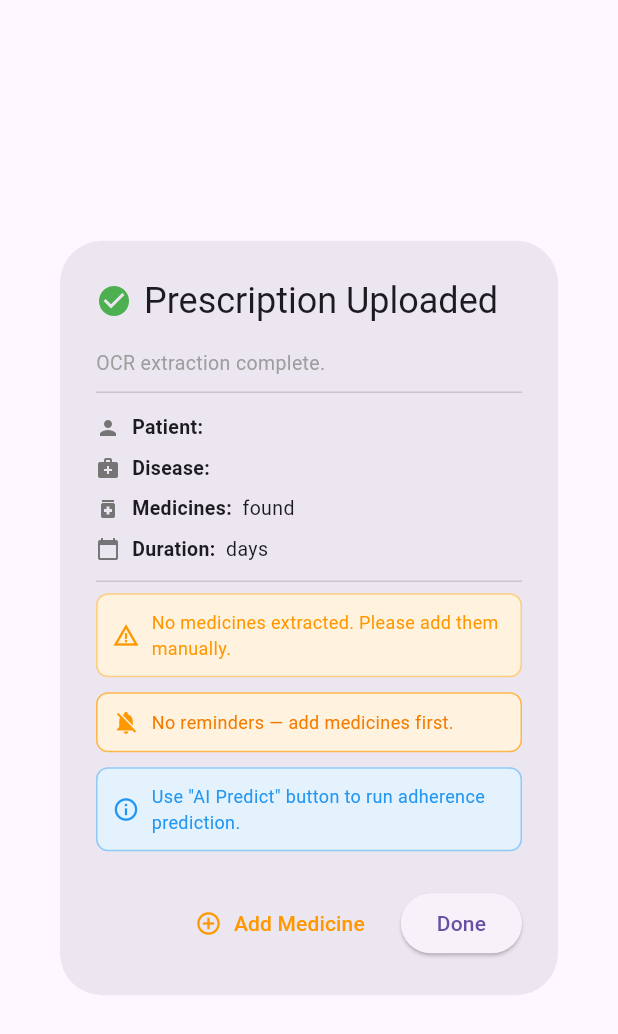
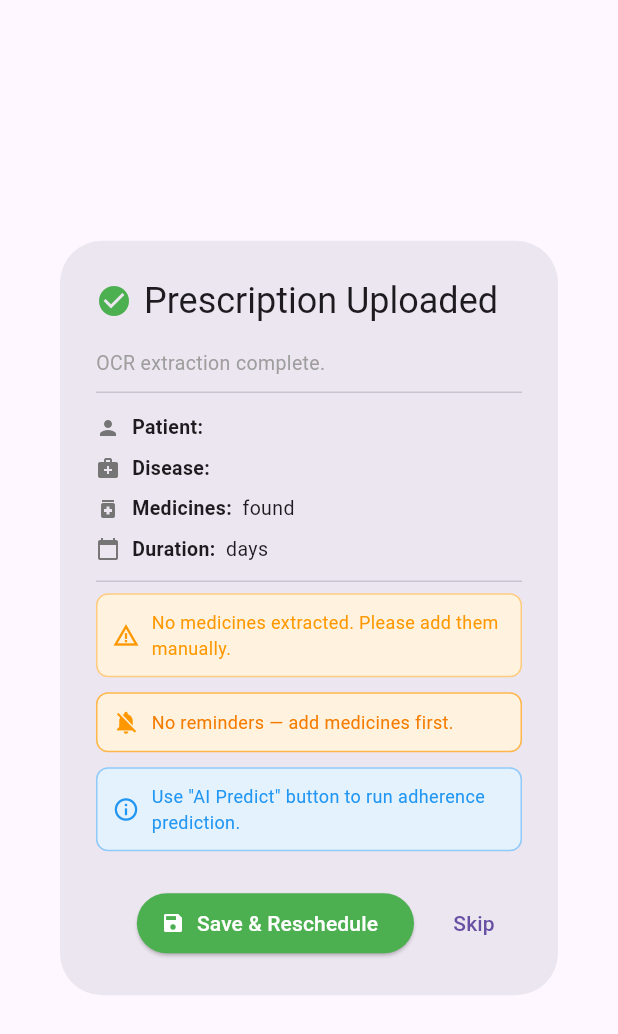
Before and after one commit to mohammedsameer777/medication_adherence_app, a Flutter app: the _UploadSuccessDialog widget shown alone on an empty page, opened directly with empty values, on a phone screen of 412 x 824 dp. Shown: the top 1034 px of the screen. Run offline on Flutter 3.47's test engine with Material 3 defaults, Android fonts, the phone set to English and light mode, and no system bars; our stand-ins replace image_picker, shared_preferences; accounts and stored records are empty.

Commit message:
fix: timing and scheduling bug

```diff
--- a/medication_app/lib/screens/doctor/doctor_dashboard.dart
+++ b/medication_app/lib/screens/doctor/doctor_dashboard.dart
@@ -972,7 +972,8 @@ class _UploadSuccessDialog extends StatefulWidget {
 class _UploadSuccessDialogState extends State<_UploadSuccessDialog> {
   // Editable medicine list — doctor can fix timing before finalising
   late List<Map<String, dynamic>> _editableMedicines;
-  bool _editMode = false;
+  // Always start in edit mode so doctor sees timing chips right after OCR
+  bool _editMode = true;
 
   static const timingOptions = [
     {'label': '🌅 Morning',       'sub': '8:00 AM',      'value': 'Morning'},
@@ -1019,10 +1020,10 @@ class _UploadSuccessDialogState extends State<_UploadSuccessDialog> {
     );
 
     try {
-      // Delete old reminders and reschedule with updated medicines
-      // We use add-medicines endpoint to reschedule
+      // REPLACE all medicines (delete old ones + create new ones with correct timing)
+      // updateMedicinesForPrescription deletes existing medicines first, then creates new ones
       final result = await widget.apiService
-          .addMedicinesToPrescription(widget.prescriptionId, medicines);
+          .updateMedicinesForPrescription(widget.prescriptionId, medicines);
 
       if (!mounted) return;
       Navigator.pop(context); // close loader
@@ -1053,17 +1054,22 @@ class _UploadSuccessDialogState extends State<_UploadSuccessDialog> {
         const Text('Prescription Uploaded'),
         const Spacer(),
         if (medicines.isNotEmpty)
-          TextButton.icon(
-            icon: Icon(_editMode ? Icons.close : Icons.edit,
-                size: 16,
-                color: _editMode ? Colors.red : Colors.blue),
-            label: Text(
-              _editMode ? 'Cancel' : 'Edit',
-              style: TextStyle(
-                  color: _editMode ? Colors.red : Colors.blue,
-                  fontSize: 12),
-            ),
-            onPressed: () => setState(() => _editMode = !_editMode),
+          Container(
+            padding: const EdgeInsets.symmetric(horizontal: 8, vertical: 4),
+            decoration: BoxDecoration(
+              color: Colors.blue.shade50,
+              borderRadius: BorderRadius.circular(8),
+              border: Border.all(color: Colors.blue.shade200),
+            ),
+            child: Row(mainAxisSize: MainAxisSize.min, children: [
+              Icon(Icons.edit, size: 13, color: Colors.blue.shade700),
+              const SizedBox(width: 4),
+              Text('Edit Timing',
+                  style: TextStyle(
+                      fontSize: 11,
+                      color: Colors.blue.shade700,
+                      fontWeight: FontWeight.w600)),
+            ]),
           ),
       ]),
       content: SingleChildScrollView(
@@ -1093,59 +1099,12 @@ class _UploadSuccessDialogState extends State<_UploadSuccessDialog> {
                     style: TextStyle(
                         fontWeight: FontWeight.bold, fontSize: 13)),
                 const Spacer(),
-                if (_editMode)
-                  const Text('⚠️ Edit & fix timing',
-                      style:
-                          TextStyle(fontSize: 11, color: Colors.orange)),
+                const Text('⚠️ Review & fix timing',
+                    style: TextStyle(fontSize: 11, color: Colors.orange)),
               ]),
               const SizedBox(height: 6),
 
-              if (!_editMode)
-                // ── Read-only view ────────────────────────────────────────
-                Container(
-                  width: double.infinity,
-                  padding: const EdgeInsets.all(10),
-                  decoration: BoxDecoration(
-                    color: Colors.green.shade50,
-                    borderRadius: BorderRadius.circular(8),
-                    border: Border.all(color: Colors.green.shade200),
-                  ),
-                  child: Column(
-                    crossAxisAlignment: CrossAxisAlignment.start,
-                    children: medicines.asMap().entries.map((e) {
-                      final i = e.key + 1;
-                      final m = e.value as Map<String, dynamic>;
-                      return Padding(
-                        padding: const EdgeInsets.symmetric(vertical: 3),
-                        child: Column(
-                          crossAxisAlignment: CrossAxisAlignment.start,
-                          children: [
-                            Text(
-                              '$i. ${m['medicine_name']} — ${m['dosage']} — ${m['frequency']}',
-                              style: const TextStyle(fontSize: 12),
-                            ),
-                            Row(children: [
-                              const SizedBox(width: 14),
-                              Icon(Icons.alarm,
-                                  size: 12,
-                                  color: Colors.blue.shade400),
-                              const SizedBox(width: 3),
-                              Text(
-                                m['timing'] ?? 'Not set',
-                                style: TextStyle(
-                                    fontSize: 11,
-                                    color: Colors.blue.shade600,
-                                    fontStyle: FontStyle.italic),
-                              ),
-                            ]),
-                          ],
-                        ),
-                      );
-                    }).toList(),
-                  ),
-                )
-              else
-                // ── Edit mode ─────────────────────────────────────────────
+              // ── Always show edit mode so doctor can fix timing ────────
               StatefulBuilder(
                   builder: (ctx, setS) => Column(
                     children: _editableMedicines.asMap().entries.map((e) {
@@ -1351,7 +1310,6 @@ class _UploadSuccessDialogState extends State<_UploadSuccessDialog> {
         ),
       ),
       actions: [
-        if (_editMode)
         ElevatedButton.icon(
           icon: const Icon(Icons.save, size: 16),
           label: const Text('Save & Reschedule'),
@@ -1359,24 +1317,11 @@ class _UploadSuccessDialogState extends State<_UploadSuccessDialog> {
               backgroundColor: Colors.green,
               foregroundColor: Colors.white),
           onPressed: _saveEdits,
-          )
-        else ...[
-          TextButton.icon(
-            icon: const Icon(Icons.add_circle_outline,
-                color: Colors.orange),
-            label: const Text('Add Medicine',
-                style: TextStyle(color: Colors.orange)),
-            onPressed: () {
-              Navigator.pop(context);
-              _showAddMedicineDialog(
-                  context, widget.prescriptionId, widget.apiService);
-            },
-          ),
-          ElevatedButton(
+        ),
+        TextButton(
           onPressed: () => Navigator.pop(context),
-            child: const Text('Done'),
-          ),
-        ],
+          child: const Text('Skip'),
+        ),
       ],
     );
   }
```
Also changed, not shown: medication_app/lib/services/api_service.dart (+11 -0 lines), 3 other files. Lines whose indentation alone changed are shown as unchanged.
